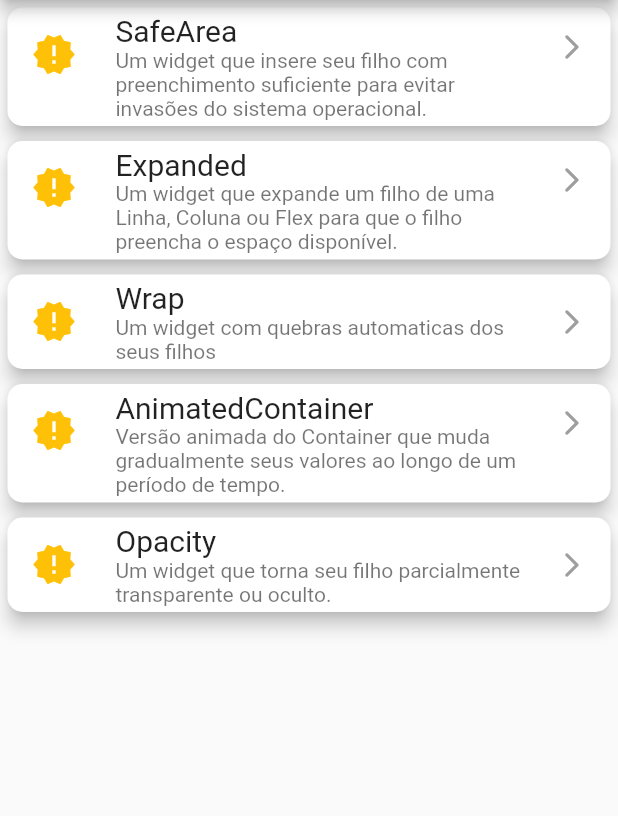
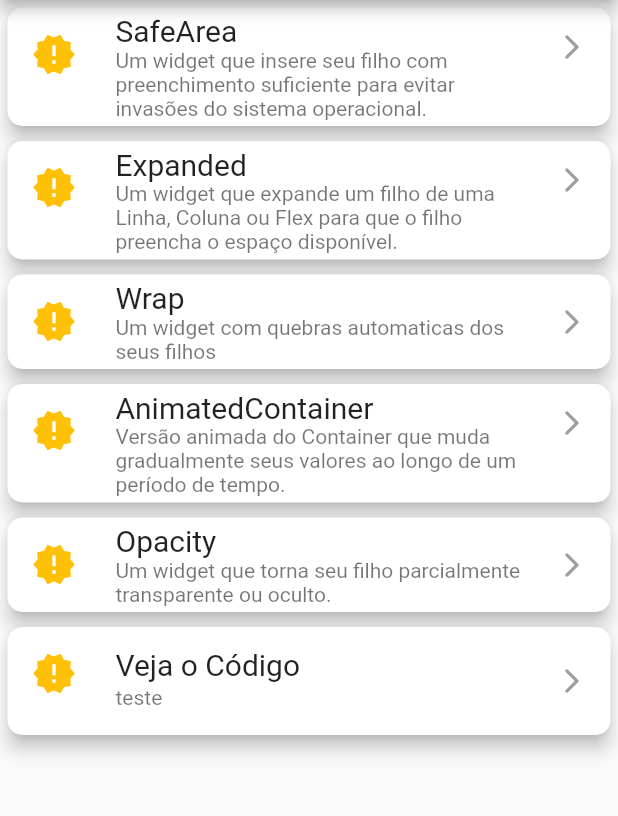
Before and after one commit to elite37oficial/GuiaDeWidget, a Flutter app: the screen it shows after launch, on a phone screen of 412 x 824 dp, the part 84-900 px from its top. Run offline on Flutter 3.47's test engine with Material 2 defaults, Android fonts, the phone set to English and light mode, and no system bars; missing offline and left inert: flutter_syntax_view.

Commit message:
melhoria no app e exibir codigos fontes

```diff
--- a/lib/components/cards.dart
+++ b/lib/components/cards.dart
@@ -5,6 +5,8 @@ class cardHome extends StatefulWidget {
   final String title;
   final String description;
   final String route;
+  final String code;
+  final String urlVideo;
   final IconData? icon;
 
   const cardHome(
@@ -12,6 +14,8 @@ class cardHome extends StatefulWidget {
       required this.title,
       required this.route,
       required this.description,
+      required this.code,
+      required this.urlVideo,
       this.icon})
       : super(key: key);
 
@@ -23,7 +27,7 @@ class _cardHomeState extends State<cardHome> {
   @override
   Widget build(BuildContext context) {
     return Card(
-      margin: EdgeInsets.all(5),
+      margin: const EdgeInsets.all(5),
       shape: RoundedRectangleBorder(
         borderRadius: BorderRadius.circular(10.0),
       ),
@@ -33,12 +37,13 @@ class _cardHomeState extends State<cardHome> {
           leading: Icon(widget.icon, color: Colors.amber, size: 30),
           title: Text(
             widget.title,
-            style: TextStyle(fontSize: 20),
+            style: const TextStyle(fontSize: 20),
           ),
           subtitle: Text(widget.description),
-          trailing: Icon(Icons.arrow_forward_ios_rounded,
+          trailing: const Icon(Icons.arrow_forward_ios_rounded,
               color: Colors.grey, size: 20),
-          onTap: () => Navigator.of(context).pushNamed(widget.route),
+          onTap: () =>
+              Navigator.of(context).pushNamed(widget.route, arguments: widget),
         )
       ]),
     );
--- a/lib/data/cardhome_data.dart
+++ b/lib/data/cardhome_data.dart
@@ -1,37 +1,56 @@
 import 'package:flutter/material.dart';
+import 'package:guiadewidget/data/code_data.dart';
 import '../model/cardhome_model.dart';
 
-final List<CardHome> listWidget = [
-  CardHome(
+final List<CardHomeModel> listWidget = [
+  CardHomeModel(
       title: 'SafeArea',
       description:
           'Um widget que insere seu filho com preenchimento suficiente para evitar invasões do sistema operacional.',
       route: '/safaarea',
+      code: listCode[0].code,
+      urlVideo: 'https://youtu.be/1o9asZsmETk',
       icon: Icons.new_releases),
-  CardHome(
+  CardHomeModel(
       title: 'Expanded',
       description:
           'Um widget que expande um filho de uma Linha, Coluna ou Flex para que o filho preencha o espaço disponível.',
       route: '/expanded',
+      code: listCode[1].code,
+      urlVideo: 'http://www.youtube.com',
       icon: Icons.new_releases),
-  CardHome(
+  CardHomeModel(
     title: 'Wrap',
     description: 'Um widget com quebras automaticas dos seus filhos',
     route: '/wrap',
+    code: listCode[2].code,
+    urlVideo: 'http://www.youtube.com',
     icon: Icons.new_releases,
   ),
-  CardHome(
+  CardHomeModel(
     title: 'AnimatedContainer',
     description:
         'Versão animada do Container que muda gradualmente seus valores ao longo de um período de tempo.',
     route: '/AnimatedContainer',
+    code: listCode[3].code,
+    urlVideo: 'http://www.youtube.com',
     icon: Icons.new_releases,
   ),
-  CardHome(
+  CardHomeModel(
     title: 'Opacity',
     description:
         'Um widget que torna seu filho parcialmente transparente ou oculto.',
     route: '/Opacity',
+    code: listCode[4].code,
+    urlVideo: 'http://www.youtube.com',
+    icon: Icons.new_releases,
+  ),
+  CardHomeModel(
+    title: 'Veja o Código',
+    description: 'teste',
+    route: '/Syntax',
+    code: listCode[5].code,
+    urlVideo: 'http://www.youtube.com',
     icon: Icons.new_releases,
   ),
 ];
--- a/lib/main.dart
+++ b/lib/main.dart
@@ -4,6 +4,7 @@ import 'package:guiadewidget/views/expanded_page.dart';
 import 'package:guiadewidget/views/home_page.dart';
 import 'package:guiadewidget/views/opacity_page.dart';
 import 'package:guiadewidget/views/safearea_page.dart';
+import 'package:guiadewidget/views/syntax_page.dart';
 import 'package:guiadewidget/views/wrap_page.dart';
 
 void main() {
@@ -27,6 +28,7 @@ class MyApp extends StatelessWidget {
           '/wrap': (context) => const WrapPage(),
           '/AnimatedContainer': (context) => const AnimatedContainerPage(),
           '/Opacity': (context) => const OpacityPage(),
+          '/Syntax': (context) => const SyntaxPage(),
         });
   }
 }
--- a/lib/views/home_page.dart
+++ b/lib/views/home_page.dart
@@ -24,6 +24,8 @@ class _HomePageState extends State<HomePage> {
               title: listWidget[position].title,
               description: listWidget[position].description,
               icon: listWidget[position].icon,
+              code: listWidget[position].code,
+              urlVideo: listWidget[position].urlVideo,
             );
           }),
     );
--- a/pubspec.yaml
+++ b/pubspec.yaml
@@ -34,6 +34,8 @@ dependencies:
   # The following adds the Cupertino Icons font to your application.
   # Use with the CupertinoIcons class for iOS style icons.
   cupertino_icons: ^1.0.2
+  flutter_syntax_view: ^4.0.0
+  url_launcher: ^6.0.20
 
 dev_dependencies:
   flutter_test:
```
Also changed, not shown: lib/data/code_data.dart (added, +277 -0 lines), lib/model/cardhome_model.dart (+6 -3 lines), lib/model/code_model.dart (added, +8 -0 lines), lib/utils/launcher_url_utils.dart (added, +7 -0 lines), lib/views/safearea_page.dart (+33 -0 lines), lib/views/syntax_page.dart (added, +44 -0 lines), pubspec.lock, 3 other files.
